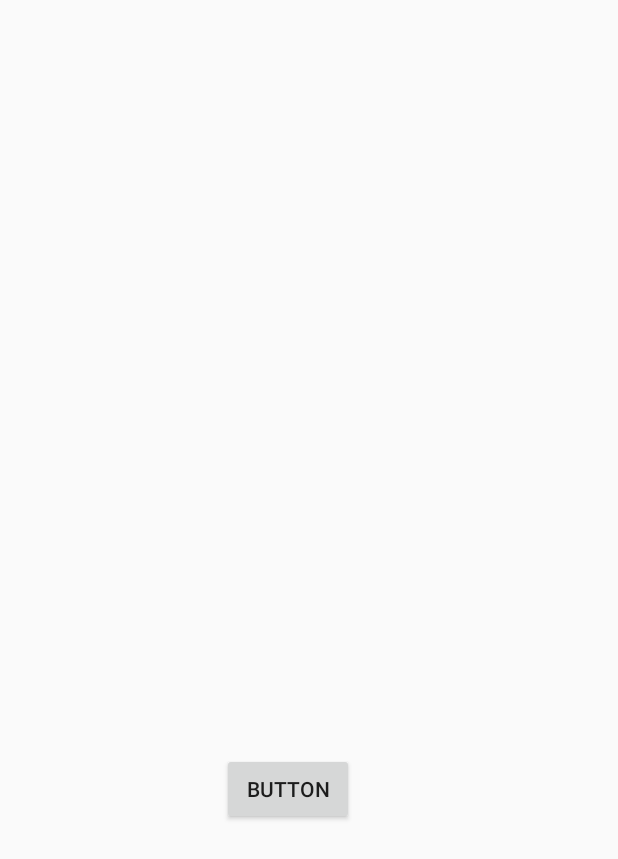
After one commit to ludwighultqvist/DAT256, an Android app: the ConnectSnapchatActivity screen opened directly, with no data from a screen before it, on a phone screen of 412 x 824 dp. The commit adds this screen. Shown: the top 859 px of the screen. Run offline under Robolectric (Android 15) with nearby library versions, the light colour scheme and no system bars; libraries missing offline, so code that uses them is left out: com.snapchat.kit; Roboto replaces fonts that are not available here.

Commit message:
Added SnapKit login api (bitmoji) and connected it to a testbutton in the newly created ConnectSnapchatActivity

```diff
--- /dev/null
+++ b/app/src/main/java/com/bulbasaur/dat256/viewmodel/ConnectSnapchatActivity.java
@@ -0,0 +1,36 @@
+package com.bulbasaur.dat256.viewmodel;
+
+import android.os.Bundle;
+import android.support.v7.app.AppCompatActivity;
+import android.view.View;
+import android.view.ViewGroup;
+import android.widget.Button;
+
+import com.snapchat.kit.sdk.SnapLogin;
+import com.bulbasaur.dat256.R;
+
+
+public class ConnectSnapchatActivity extends AppCompatActivity {
+    Button testButton;
+   // private ViewGroup mViewRoot;
+    //View mLoginButton = SnapLogin.getButton(getApplicationContext(), (ViewGroup)mViewRoot);
+
+
+
+
+    @Override
+    protected void onCreate(Bundle savedInstanceState) {
+        super.onCreate(savedInstanceState);
+        setContentView(R.layout.activity_connect_snapchat);
+        testButton = findViewById(R.id.connectButton);
+
+        testButton.setOnClickListener(v -> {
+            SnapLogin.getAuthTokenManager(this).startTokenGrant();
+        });
+        /*
+        View mLoginButton = findViewById(R.id.connectButton);
+        mLoginButton.setOnClickListener(v -> {
+            SnapLogin.getAuthTokenManager(this).startTokenGrant();
+        });*/
+    }
+}
--- /dev/null
+++ b/app/src/main/res/layout/activity_connect_snapchat.xml
@@ -0,0 +1,24 @@
+<?xml version="1.0" encoding="utf-8"?>
+<android.support.constraint.ConstraintLayout xmlns:android="http://schemas.android.com/apk/res/android"
+    xmlns:app="http://schemas.android.com/apk/res-auto"
+    xmlns:tools="http://schemas.android.com/tools"
+    android:layout_width="match_parent"
+    android:layout_height="match_parent"
+    tools:context=".viewmodel.ConnectSnapchatActivity">
+
+    <Button
+        android:id="@+id/connectButton"
+        android:layout_width="wrap_content"
+        android:layout_height="wrap_content"
+        android:layout_marginStart="148dp"
+        android:layout_marginTop="455dp"
+        android:layout_marginEnd="175dp"
+        android:layout_marginBottom="228dp"
+        android:text="Button"
+        app:layout_constraintBottom_toBottomOf="parent"
+        app:layout_constraintEnd_toEndOf="parent"
+        app:layout_constraintHorizontal_bias="0.4"
+        app:layout_constraintStart_toStartOf="parent"
+        app:layout_constraintTop_toTopOf="parent" />
+
+</android.support.constraint.ConstraintLayout>
--- a/app/src/main/res/values/strings.xml
+++ b/app/src/main/res/values/strings.xml
@@ -16,6 +16,7 @@
     <string name="first_name_error">Your first name can only contain letters</string>
     <string name="last_name_error">Your last name can only contain letters</string>
     <string name="phone_number_error">Your phone number can only contain numbers and should be 9 or 10 numbers long</string>
+    <string name="password_hint">Password</string>
 
     <string name="navigation_drawer_open">Open navigation drawer</string>
     <string name="navigation_drawer_close">Close navigation drawer</string>
@@ -33,4 +34,5 @@
     <string name="permission_rationale">"Contacts permissions are needed for providing email
         completions."
     </string>
+    <string name="title_activity_connect_snap">Sign in</string>
 </resources>
--- a/build.gradle
+++ b/build.gradle
@@ -1,4 +1,5 @@
 // Top-level build file where you can add configuration options common to all sub-projects/modules.
+
 
 buildscript {
     repositories {
@@ -7,7 +8,7 @@ buildscript {
 
     }
     dependencies {
-        classpath 'com.android.tools.build:gradle:3.3.2'
+        classpath 'com.android.tools.build:gradle:3.4.0'
 
         // NOTE: Do not place your application dependencies here; they belong
         // in the individual module build.gradle files
@@ -19,6 +20,9 @@ allprojects {
     repositories {
         google()
         jcenter()
+        maven {
+            url "https://storage.googleapis.com/snap-kit-build/maven"
+        }
 
     }
 }
```
Also changed, not shown: app/build.gradle (+12 -1 lines), app/src/main/AndroidManifest.xml (+37 -10 lines), app/src/main/res/values/arrays.xml (added, +9 -0 lines), gradle/wrapper/gradle-wrapper.properties.
